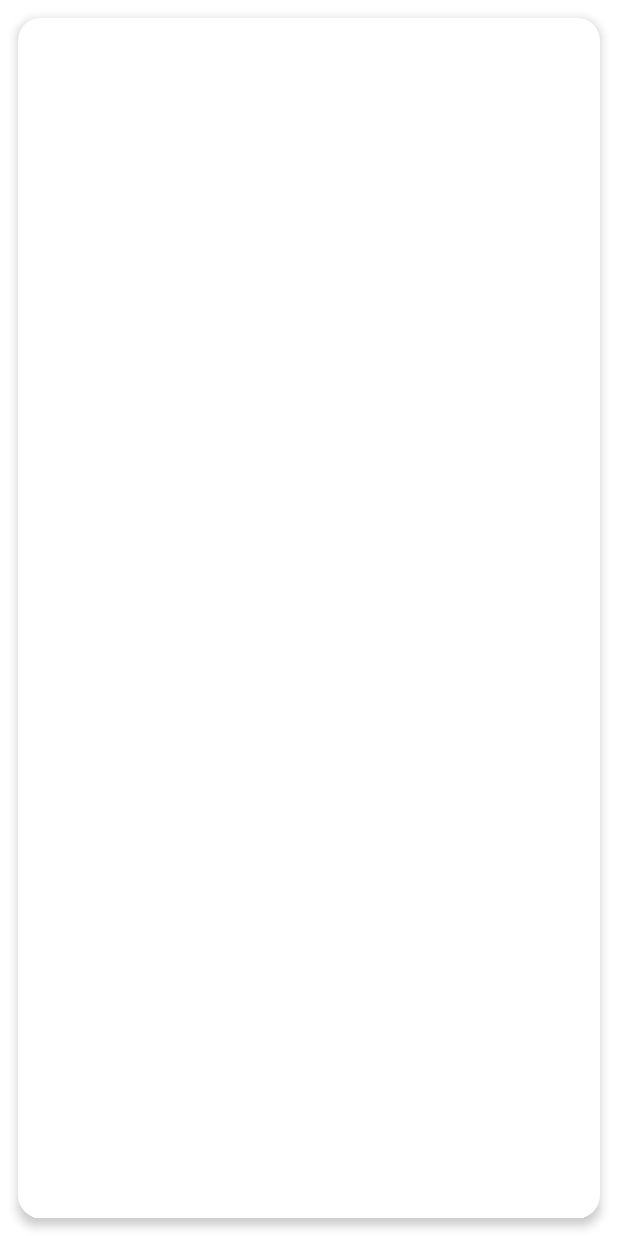
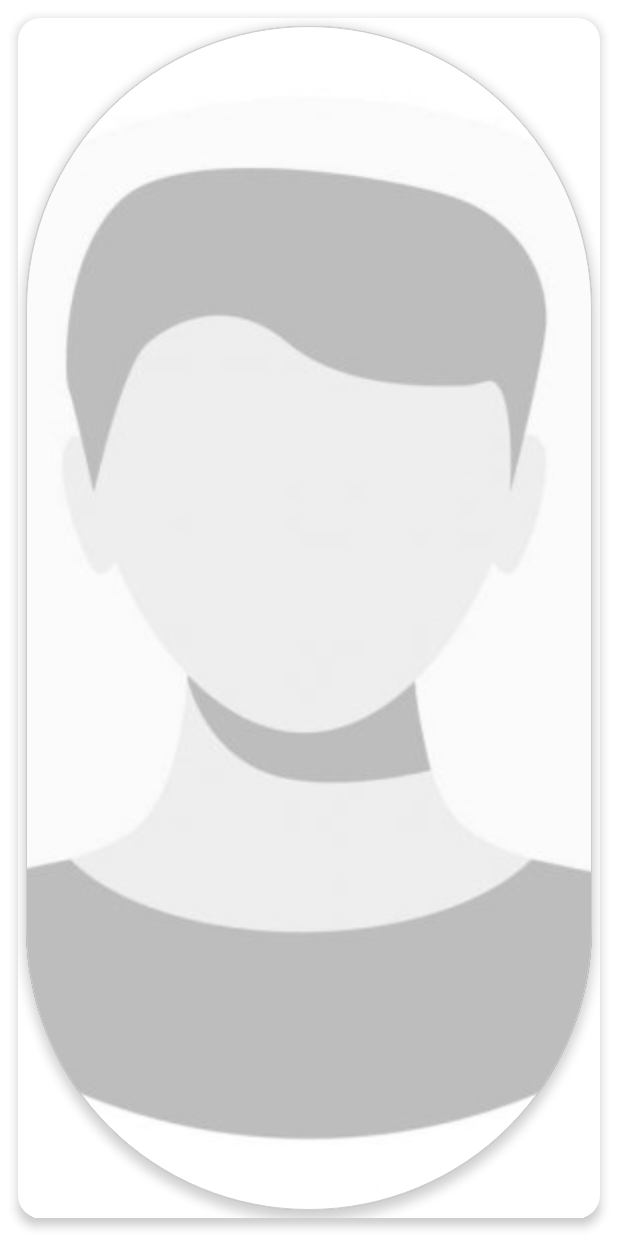
Before and after one commit to OscarGonzalezLesaga/JetpackCompose-BizCard, an Android app built with Jetpack Compose: the screen it shows after launch (MainActivity), on a phone screen of 412 x 824 dp. Run offline under Robolectric (Android 15) with nearby library versions, the phone set to English and light mode, and no system bars.

Commit message:
15. Add profile image

```diff
--- a/BizCardApp/app/src/main/java/com/oscargonles/bizcard/MainActivity.kt
+++ b/BizCardApp/app/src/main/java/com/oscargonles/bizcard/MainActivity.kt
@@ -3,11 +3,15 @@ package com.oscargonles.bizcard
 import android.os.Bundle
 import androidx.activity.ComponentActivity
 import androidx.activity.compose.setContent
+import androidx.compose.foundation.BorderStroke
+import androidx.compose.foundation.Image
 import androidx.compose.foundation.layout.fillMaxHeight
 import androidx.compose.foundation.layout.fillMaxWidth
 import androidx.compose.foundation.layout.height
 import androidx.compose.foundation.layout.padding
+import androidx.compose.foundation.layout.size
 import androidx.compose.foundation.layout.width
+import androidx.compose.foundation.shape.CircleShape
 import androidx.compose.foundation.shape.CornerSize
 import androidx.compose.foundation.shape.RoundedCornerShape
 import androidx.compose.material.Card
@@ -16,6 +20,8 @@ import androidx.compose.material.Surface
 import androidx.compose.runtime.Composable
 import androidx.compose.ui.Modifier
 import androidx.compose.ui.graphics.Color
+import androidx.compose.ui.layout.ContentScale
+import androidx.compose.ui.res.painterResource
 import androidx.compose.ui.tooling.preview.Preview
 import androidx.compose.ui.unit.dp
 import com.oscargonles.bizcard.ui.theme.BizCardTheme
@@ -38,7 +44,22 @@ class MainActivity : ComponentActivity() {
 fun CreateBizCard() {
     SurfaceFullScreen {
         MainCard {
-
+            Surface(
+                modifier = Modifier
+                    .size(150.dp)
+                    .padding(5.dp),
+                shape = CircleShape,
+                color = MaterialTheme.colors.onSurface.copy(alpha = 0.5f),
+                border = BorderStroke(0.5.dp, Color.LightGray),
+                elevation = 4.dp
+            ) {
+                Image(
+                    painter = painterResource(id = R.drawable.profile_image),
+                    contentDescription = "Profile Image",
+                    modifier = Modifier.size(135.dp),
+                    contentScale = ContentScale.Crop
+                )
+            }
         }
     }
 }
```
Also changed, not shown: BizCardApp/app/src/main/res/drawable/profile_image.jpeg (added).
